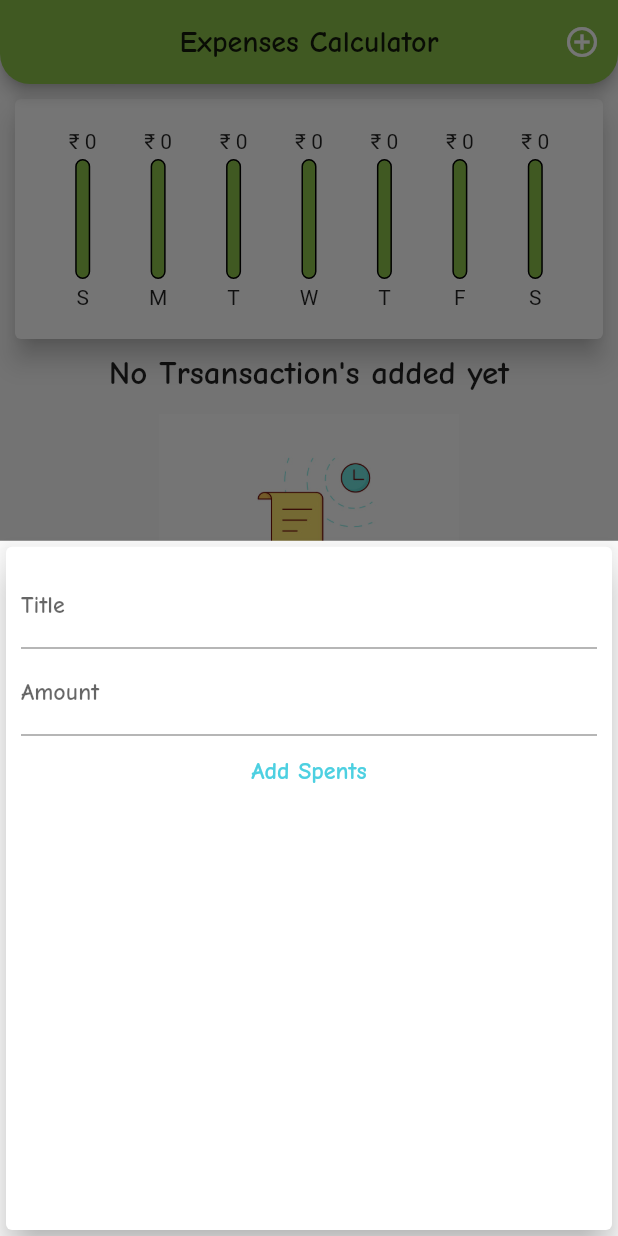
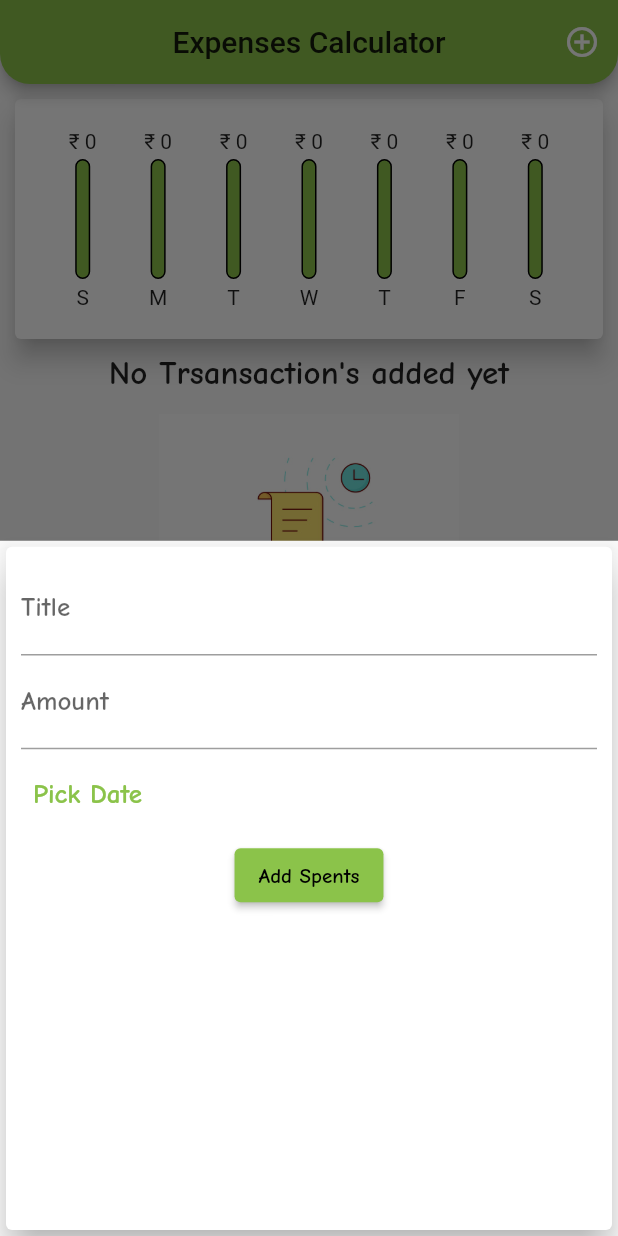
Before and after one commit to Erickeagle3/expense_app, a Flutter app: the screen it shows after launch, after a tap on the "add circle outline" icon, on a phone screen of 412 x 824 dp. Run offline on Flutter 3.47's test engine with Material 2 defaults, Android fonts, the phone set to English and light mode, and no system bars.

Commit message:
flutter: added some theming related stuff Signed-off-by: Erickeagle3 <sayanchakraborty334@gmail.com>
Note - elevated button added because of 'Pick Date' button nut it makes Text button looks like jus a word

```diff
--- a/lib/main.dart
+++ b/lib/main.dart
@@ -16,8 +16,16 @@ class MyApp extends StatelessWidget {
     return MaterialApp(
       title: 'Expenses Calculator',
       theme: ThemeData(
-        primaryColor: Colors.lightGreen,
+        primarySwatch: Colors.lightGreen,
         fontFamily: 'ComicNeue',
+        textTheme: ThemeData.light().textTheme.copyWith(
+          subtitle1: const TextStyle(
+            fontFamily: 'ComicNeue',
+           fontWeight: FontWeight.bold,
+           fontSize: 18
+          ),
+          button: const TextStyle(color: Colors.black)
+        )
       ),
       home: const MyHomePage(),
     );
--- a/lib/widgets/chart_box.dart
+++ b/lib/widgets/chart_box.dart
@@ -25,7 +25,7 @@ class MyChartBox extends StatelessWidget {
               decoration: BoxDecoration(
                 border: Border.all(color: Colors.black, width: 1.0),
                 color: Colors.lightGreen,
-                borderRadius: BorderRadius.circular(15),
+                borderRadius: BorderRadius.circular(10),
               ),
             ),
             FractionallySizedBox(
--- a/lib/widgets/new_transaction.dart
+++ b/lib/widgets/new_transaction.dart
@@ -44,14 +44,29 @@ class _NewTransactionState extends State<NewTransaction> {
                 keyboardType: TextInputType.number,
                 onSubmitted: (value) => submiteinfo(),
               ),
-              TextButton(
-                  style: ButtonStyle(
-                      foregroundColor:
-                          MaterialStateProperty.all(Colors.cyan.shade300)),
+              SizedBox(
+                height: 60,
+                child: Row(
+                  children: <Widget>[
+                    TextButton(
+                      onPressed: () {},
+                      child: const Text(
+                        'Pick Date',
+                        style: TextStyle(
+                            fontWeight: FontWeight.bold,
+                            fontSize: 18,
+                            color: Colors.lightGreen),
+                      ),
+                    )
+                  ],
+                ),
+              ),
+              ElevatedButton(
                   onPressed: submiteinfo,
-                  child: const Text(
+                  child: Text(
                     'Add Spents',
-                    style: TextStyle(fontWeight: FontWeight.bold, fontSize: 16),
+                    selectionColor: Theme.of(context).primaryColor,
+                    style: const TextStyle(color: Colors.black),
                   ))
             ],
           ),
--- a/lib/widgets/newstylet.dart
+++ b/lib/widgets/newstylet.dart
@@ -48,7 +48,7 @@ please click any of the add button''',
                   child: ListTile(
                     leading: CircleAvatar(
                       backgroundColor: Colors.lightGreen,
-                      radius: 30,
+                      radius: 35,
                       child: Padding(
                         padding: const EdgeInsets.all(6),
                         child: FittedBox(
```
